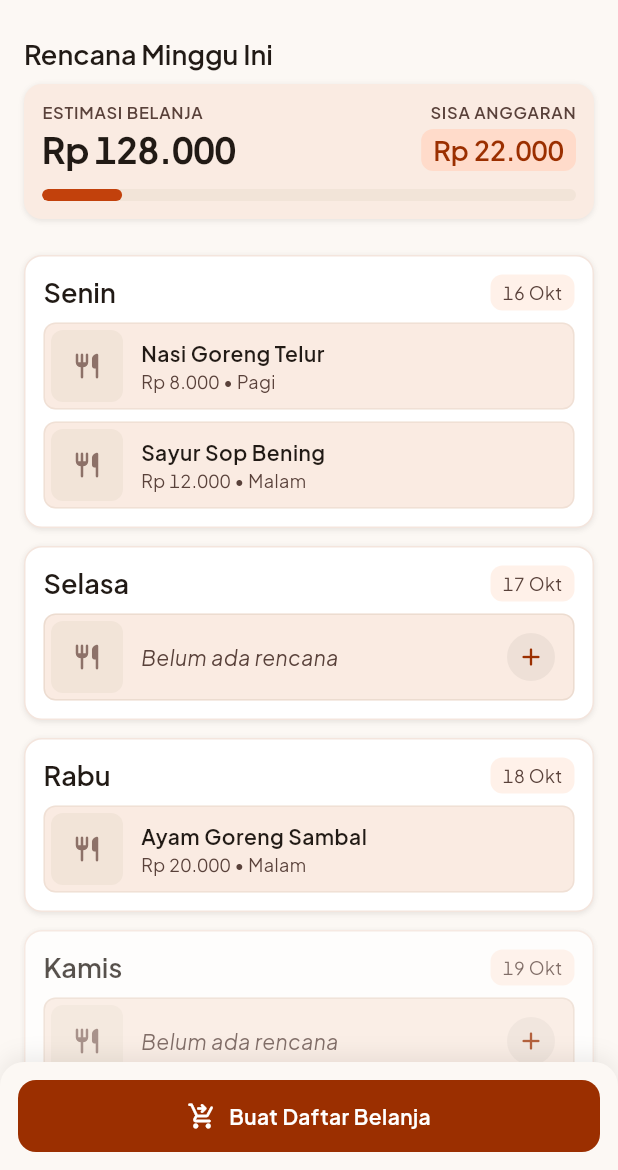
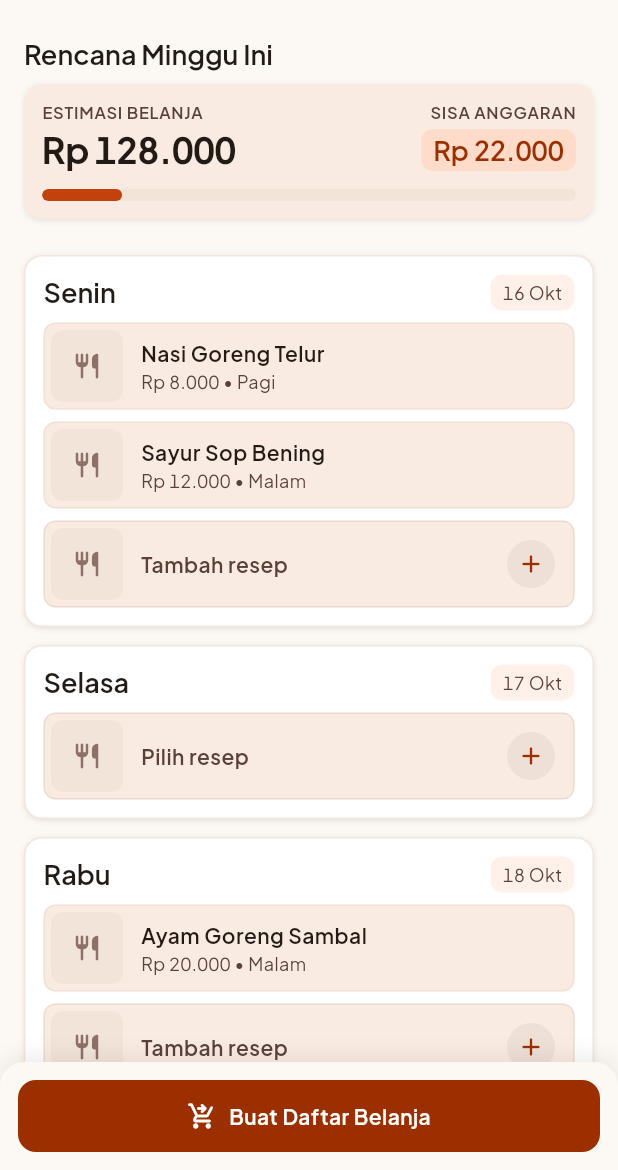
Before and after one commit to BryanWidjaja/AsalKenyang, a Flutter app: the MealPlanPage screen opened directly, on a phone screen of 412 x 824 dp, the part 66-1236 px from its top. Run offline on Flutter 3.47's test engine with Material 3 defaults, Android fonts, the phone set to English and light mode, and no system bars; our stand-ins replace dio, drift, drift_flutter, flutter_riverpod, flutter_secure_storage, freezed_annotation; accounts and stored records are empty; generated files the repository leaves out were written again; project files that could hold a hidden picture were left out.

Commit message:
refactor(frontend): improve DayPlanCard and GroceryItem widget layouts

```diff
--- a/frontend/lib/shared/widgets/day_plan_card.dart
+++ b/frontend/lib/shared/widgets/day_plan_card.dart
@@ -61,12 +61,13 @@ class DayPlanCard extends StatelessWidget {
             ),
             const SizedBox(height: AppSpacing.sm),
             if (recipes.isEmpty)
-              _EmptySlot(onAdd: onAdd)
-            else
+              _AddSlot(label: 'Pilih resep', onAdd: onAdd)
+            else ...[
               for (var i = 0; i < recipes.length; i++) ...[
                 recipes[i],
-                if (i != recipes.length - 1)
                 const SizedBox(height: AppSpacing.sm),
+              ],
+              _AddSlot(label: 'Tambah resep', onAdd: onAdd),
             ],
           ],
         ),
@@ -75,14 +76,21 @@ class DayPlanCard extends StatelessWidget {
   }
 }
 
-class _EmptySlot extends StatelessWidget {
-  const _EmptySlot({this.onAdd});
+class _AddSlot extends StatelessWidget {
+  const _AddSlot({required this.label, this.onAdd});
 
+  final String label;
   final VoidCallback? onAdd;
 
   @override
   Widget build(BuildContext context) {
-    return Container(
+    return Material(
+      color: AppColors.surfaceContainer,
+      borderRadius: AppRadii.brSm,
+      child: InkWell(
+        onTap: onAdd,
+        borderRadius: AppRadii.brSm,
+        child: Container(
           padding: const EdgeInsets.fromLTRB(
             AppSpacing.xs,
             AppSpacing.xs,
@@ -90,7 +98,6 @@ class _EmptySlot extends StatelessWidget {
             AppSpacing.xs,
           ),
           decoration: BoxDecoration(
-        color: AppColors.surfaceContainer,
             borderRadius: AppRadii.brSm,
             border: Border.all(
               color: AppColors.outlineVariant.withValues(alpha: 0.4),
@@ -115,17 +122,14 @@ class _EmptySlot extends StatelessWidget {
               const SizedBox(width: AppSpacing.md),
               Expanded(
                 child: Text(
-              'Belum ada rencana',
+                  label,
                   style: AppTypography.label.copyWith(
                     color: AppColors.onSurfaceVariant,
-                fontStyle: FontStyle.italic,
-                fontWeight: FontWeight.w400,
+                    fontWeight: FontWeight.w600,
                   ),
                 ),
               ),
-          GestureDetector(
-            onTap: onAdd,
-            child: Container(
+              Container(
                 width: 32,
                 height: 32,
                 decoration: const BoxDecoration(
@@ -139,8 +143,9 @@ class _EmptySlot extends StatelessWidget {
                   color: AppColors.primary,
                 ),
               ),
+            ],
           ),
-        ],
+        ),
       ),
     );
   }
```
Also changed, not shown: frontend/lib/shared/widgets/grocery_item.dart (+18 -10 lines). Lines whose indentation alone changed are shown as unchanged.
